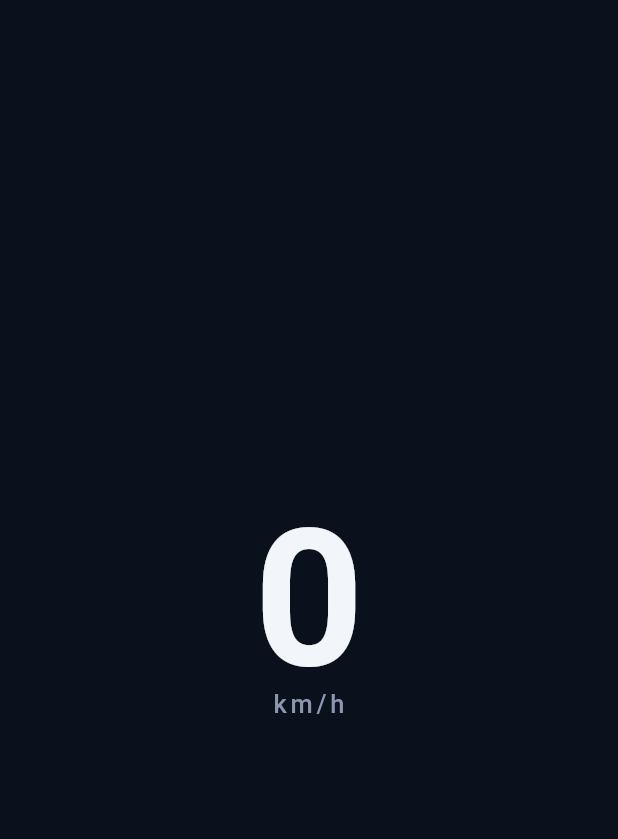
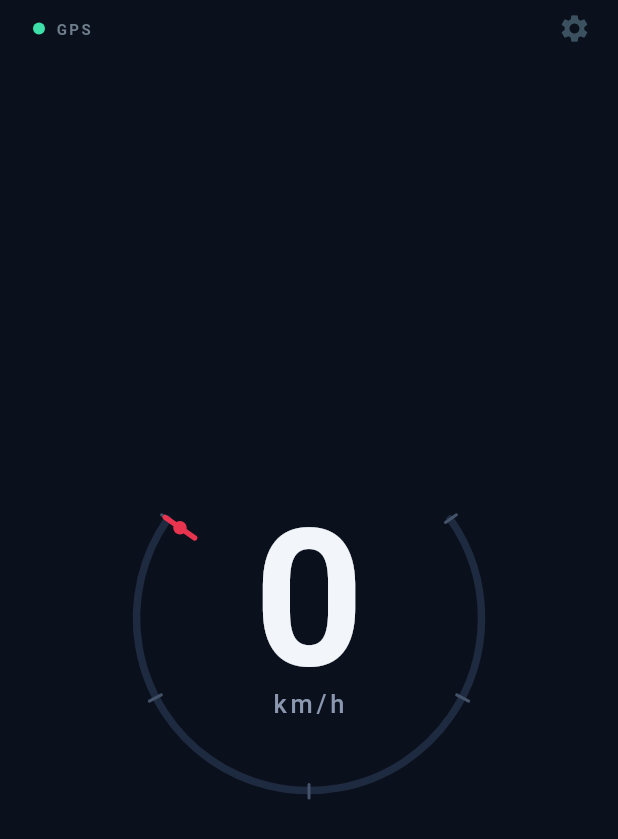
Before and after one commit to huangc28/tsla-speed-meter, a Flutter app: the screen it shows after launch, on a phone screen of 412 x 824 dp. Shown: the top 839 px of the screen. Run offline on Flutter 3.47's test engine with Material 3 defaults, Android fonts, the phone set to English and light mode, and no system bars; our stand-ins replace geolocator.

Commit message:
#5 Arc gauge + drive screen
- GaugeGeometry (pure): fraction(value) and tipAngleDeg(value) at the locked
  geometry (215° start, -250° sweep, max 240). Unit tested.
- GaugeArc CustomPainter: thin track ring, cyan active arc to fraction, rim
  ticks (0/60/120/180/240), crimson current-value marker.
- DriveScreen composes the gauge + numeral + GPS source chip + settings gear
  from DESIGN tokens; the fraction eases (easeOutQuart, 250ms) toward the live
  value and collapses to instant under reduced-motion.

Tests: 15 passing (added GaugeGeometry x3, drive-screen composition +
reduced-motion). flutter analyze clean.

Refs #5 (Parent #1).

Co-Authored-By: Claude Opus 4.8 <noreply@anthropic.com>

```diff
--- a/lib/src/ui/drive_screen.dart
+++ b/lib/src/ui/drive_screen.dart
@@ -6,9 +6,12 @@ import '../data/data_source.dart';
 import '../data/reading.dart';
 import '../speed/speed_processor.dart';
 import '../speed/speed_unit.dart';
+import 'gauge_arc.dart';
+import 'gauge_geometry.dart';
 
-/// Minimal drive HUD: the processed speed numeral over the dark surface.
-/// The arc gauge and richer chrome arrive in a later slice.
+/// Drive HUD: the speed numeral over the arc gauge, with the source-status
+/// chip and a settings gear. The gauge fraction eases toward the live value
+/// (instant under reduced-motion).
 class DriveScreen extends StatefulWidget {
   const DriveScreen({super.key, required this.source, this.unit = SpeedUnit.kmh});
 
@@ -23,6 +26,10 @@ class _DriveScreenState extends State<DriveScreen> {
   static const _bg = Color(0xFF0A101C);
   static const _primary = Color(0xFFF2F5FA);
   static const _unitColor = Color(0xFF8A97AE);
+  static const _gpsFix = Color(0xFF3DE0A8);
+  static const _tertiary = Color(0xFF6E7E8C);
+
+  static const _geometry = GaugeGeometry();
 
   final SpeedProcessor _processor = SpeedProcessor();
   StreamSubscription<Reading>? _sub;
@@ -45,15 +52,43 @@ class _DriveScreenState extends State<DriveScreen> {
 
   @override
   Widget build(BuildContext context) {
-    final value = widget.unit.fromMs(_displayMs).round();
+    final reduceMotion = MediaQuery.of(context).disableAnimations;
+    final kmh = SpeedUnit.kmh.fromMs(_displayMs);
+    final targetFraction = _geometry.fraction(kmh);
+    final numeral = widget.unit.fromMs(_displayMs).round();
+
     return Scaffold(
       backgroundColor: _bg,
-      body: Center(
+      body: SafeArea(
+        child: Stack(
+          children: [
+            Positioned(top: 12, left: 22, child: _sourceChip()),
+            const Positioned(
+              top: 8,
+              right: 18,
+              child: Icon(Icons.settings, color: Color(0xFF3C5160), size: 22),
+            ),
+            Center(
+              child: SizedBox(
+                width: 246,
+                height: 246,
+                child: TweenAnimationBuilder<double>(
+                  tween: Tween(end: targetFraction),
+                  duration:
+                      reduceMotion ? Duration.zero : const Duration(milliseconds: 250),
+                  curve: Curves.easeOutQuart,
+                  builder: (_, f, _) => GaugeArc(fraction: f, geometry: _geometry),
+                ),
+              ),
+            ),
+            // Numeral overlays the gauge as a sibling, so it is sized to its
+            // content and never clipped by the gauge box.
+            Center(
               child: Column(
                 mainAxisSize: MainAxisSize.min,
                 children: [
                   Text(
-              '$value',
+                    '$numeral',
                     style: const TextStyle(
                       color: _primary,
                       fontSize: 128,
@@ -74,6 +109,32 @@ class _DriveScreenState extends State<DriveScreen> {
                 ],
               ),
             ),
+          ],
+        ),
+      ),
+    );
+  }
+
+  Widget _sourceChip() {
+    return Row(
+      mainAxisSize: MainAxisSize.min,
+      children: [
+        Container(
+          width: 8,
+          height: 8,
+          decoration: const BoxDecoration(color: _gpsFix, shape: BoxShape.circle),
+        ),
+        const SizedBox(width: 7),
+        const Text(
+          'GPS',
+          style: TextStyle(
+            color: _tertiary,
+            fontSize: 10,
+            fontWeight: FontWeight.w600,
+            letterSpacing: 1.6,
+          ),
+        ),
+      ],
     );
   }
 }
--- /dev/null
+++ b/lib/src/ui/gauge_arc.dart
@@ -0,0 +1,101 @@
+import 'dart:math' as math;
+
+import 'package:flutter/material.dart';
+
+import 'gauge_geometry.dart';
+
+/// The locked speed arc: thin track ring, cyan active arc to [fraction], a few
+/// rim ticks, and a crimson current-value marker. Driven by a 0..1 [fraction]
+/// so the parent owns the animation.
+class GaugeArc extends StatelessWidget {
+  const GaugeArc({
+    super.key,
+    required this.fraction,
+    this.geometry = const GaugeGeometry(),
+  });
+
+  /// 0..1 portion of the arc that is filled.
+  final double fraction;
+  final GaugeGeometry geometry;
+
+  @override
+  Widget build(BuildContext context) {
+    return CustomPaint(
+      size: Size.infinite,
+      painter: _GaugePainter(fraction.clamp(0.0, 1.0), geometry),
+    );
+  }
+}
+
+class _GaugePainter extends CustomPainter {
+  _GaugePainter(this.fraction, this.geometry);
+
+  final double fraction;
+  final GaugeGeometry geometry;
+
+  static const _track = Color(0xFF1E2A40);
+  static const _accent = Color(0xFF2BD4E0);
+  static const _tick = Color(0xFF44526A);
+  static const _needle = Color(0xFFE8344F);
+
+  static double _rad(double deg) => deg * math.pi / 180.0;
+
+  @override
+  void paint(Canvas canvas, Size size) {
+    final center = Offset(size.width / 2, size.height / 2);
+    final radius = math.min(size.width, size.height) / 2 - 8;
+    final rect = Rect.fromCircle(center: center, radius: radius);
+
+    final startRad = _rad(geometry.startAngleDeg);
+    final fullSweepRad = _rad(geometry.sweepDeg);
+
+    final trackPaint = Paint()
+      ..color = _track
+      ..style = PaintingStyle.stroke
+      ..strokeWidth = 5
+      ..strokeCap = StrokeCap.round;
+    canvas.drawArc(rect, startRad, fullSweepRad, false, trackPaint);
+
+    if (fraction > 0) {
+      final activePaint = Paint()
+        ..color = _accent
+        ..style = PaintingStyle.stroke
+        ..strokeWidth = 5
+        ..strokeCap = StrokeCap.round;
+      canvas.drawArc(rect, startRad, fullSweepRad * fraction, false, activePaint);
+    }
+
+    // rim ticks at 0/60/120/180/240
+    final tickPaint = Paint()
+      ..color = _tick
+      ..strokeWidth = 2
+      ..strokeCap = StrokeCap.round;
+    for (final v in const [0.0, 60.0, 120.0, 180.0, 240.0]) {
+      final a = _rad(geometry.tipAngleDeg(v));
+      final dir = Offset(math.cos(a), math.sin(a));
+      canvas.drawLine(
+        center + dir * (radius - 4),
+        center + dir * (radius + 5),
+        tickPaint,
+      );
+    }
+
+    // crimson current-value marker just inside the band
+    final markerAngle = _rad(geometry.startAngleDeg + geometry.sweepDeg * fraction);
+    final dir = Offset(math.cos(markerAngle), math.sin(markerAngle));
+    final markerPaint = Paint()
+      ..color = _needle
+      ..strokeWidth = 3.5
+      ..strokeCap = StrokeCap.round;
+    canvas.drawLine(
+      center + dir * (radius - 22),
+      center + dir * (radius + 2),
+      markerPaint,
+    );
+    canvas.drawCircle(center + dir * (radius - 10), 4.5, Paint()..color = _needle);
+  }
+
+  @override
+  bool shouldRepaint(_GaugePainter old) =>
+      old.fraction != fraction || old.geometry != geometry;
+}
--- /dev/null
+++ b/lib/src/ui/gauge_geometry.dart
@@ -0,0 +1,19 @@
+/// Pure geometry of the speed arc (locked design): 0 sits at 215°, the arc
+/// sweeps -250° clockwise to the max at -35°. Shared by drive and parked.
+class GaugeGeometry {
+  const GaugeGeometry({
+    this.startAngleDeg = 215,
+    this.sweepDeg = -250,
+    this.maxValue = 240,
+  });
+
+  final double startAngleDeg;
+  final double sweepDeg;
+  final double maxValue;
+
+  /// Fraction of the arc filled for [value], clamped to [0, 1].
+  double fraction(double value) => (value / maxValue).clamp(0.0, 1.0);
+
+  /// Angle (degrees) of the current-value marker for [value].
+  double tipAngleDeg(double value) => startAngleDeg + sweepDeg * fraction(value);
+}
```
Also changed, not shown: 2 other files. Lines whose indentation alone changed are shown as unchanged.
